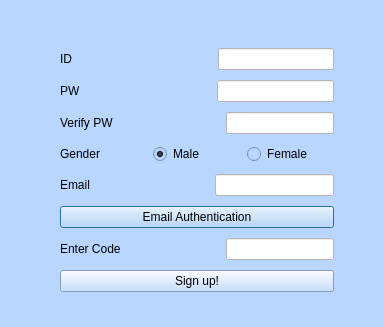
Qt form Client/dlsignin.ui (incheon-kim/QtMultiChat) before a commit.
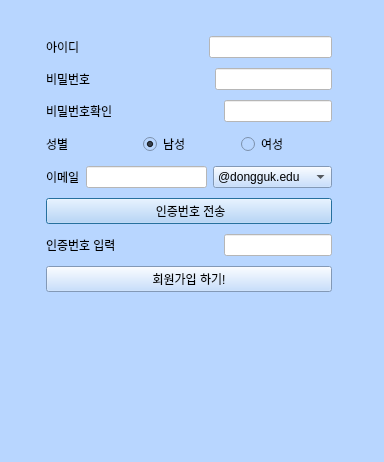
The same form after that commit.

Commit message: 회원가입 폼 변경

What changed in the file:
```diff
--- a/Client/dlsignin.ui
+++ b/Client/dlsignin.ui
@@ -7,7 +7,7 @@
     <x>0</x>
     <y>0</y>
     <width>384</width>
-    <height>327</height>
+    <height>462</height>
    </rect>
   </property>
   <property name="minimumSize">
@@ -25,10 +25,10 @@
   <widget class="QWidget" name="">
    <property name="geometry">
     <rect>
-     <x>60</x>
-     <y>44</y>
-     <width>274</width>
-     <height>254</height>
+     <x>46</x>
+     <y>32</y>
+     <width>286</width>
+     <height>272</height>
     </rect>
    </property>
    <layout class="QVBoxLayout" name="verticalLayout">
@@ -37,7 +37,7 @@
       <item>
        <widget class="QLabel" name="IDlabel">
         <property name="text">
-         <string>ID       </string>
+         <string>아이디</string>
         </property>
        </widget>
       </item>
@@ -68,7 +68,7 @@
       <item>
        <widget class="QLabel" name="PWlabel">
         <property name="text">
-         <string>PW    </string>
+         <string>비밀번호</string>
         </property>
        </widget>
       </item>
@@ -105,7 +105,7 @@
       <item>
        <widget class="QLabel" name="ReEnterPWlabel">
         <property name="text">
-         <string>Verify PW</string>
+         <string>비밀번호확인</string>
         </property>
        </widget>
       </item>
@@ -139,14 +139,14 @@
       <item>
        <widget class="QLabel" name="Genderlabel">
         <property name="text">
-         <string>Gender</string>
+         <string>성별</string>
         </property>
        </widget>
       </item>
       <item>
        <widget class="QRadioButton" name="Male">
         <property name="text">
-         <string>Male</string>
+         <string>남성</string>
         </property>
         <property name="checked">
          <bool>true</bool>
@@ -156,7 +156,7 @@
       <item>
        <widget class="QRadioButton" name="Female">
         <property name="text">
-         <string>Female</string>
+         <string>여성</string>
         </property>
        </widget>
       </item>
@@ -167,23 +167,10 @@
       <item>
        <widget class="QLabel" name="Emaillabel">
         <property name="text">
-         <string>Email</string>
+         <string>이메일</string>
         </property>
        </widget>
       </item>
-      <item>
-       <spacer name="horizontalSpacer_3">
-        <property name="orientation">
-         <enum>Qt::Horizontal</enum>
-        </property>
-        <property name="sizeHint" stdset="0">
-         <size>
-          <width>40</width>
-          <height>20</height>
-         </size>
-        </property>
-       </spacer>
-      </item>
       <item>
        <widget class="QLineEdit" name="leEmail">
         <property name="enabled">
@@ -194,12 +181,29 @@
         </property>
        </widget>
       </item>
+      <item>
+       <widget class="QComboBox" name="emailCombo">
+        <property name="mouseTracking">
+         <bool>false</bool>
+        </property>
+        <item>
+         <property name="text">
+          <string>@dongguk.edu</string>
+         </property>
+        </item>
+        <item>
+         <property name="text">
+          <string>@dongguk.ac.kr</string>
+         </property>
+        </item>
+       </widget>
+      </item>
      </layout>
     </item>
     <item>
      <widget class="QPushButton" name="EmailAuthen">
       <property name="text">
-       <string>Email Authentication</string>
+       <string> 인증번호 전송</string>
       </property>
      </widget>
     </item>
@@ -208,7 +212,7 @@
       <item>
        <widget class="QLabel" name="EnterCode">
         <property name="text">
-         <string>Enter Code</string>
+         <string>인증번호 입력</string>
         </property>
        </widget>
       </item>
@@ -243,7 +247,7 @@
        <string notr="true"/>
       </property>
       <property name="text">
-       <string>Sign up!</string>
+       <string>회원가입 하기!</string>
       </property>
      </widget>
     </item>
```
Left out of the diff: 21 changed lines with no effect on the pictures. The commit also changes 2 other files.
